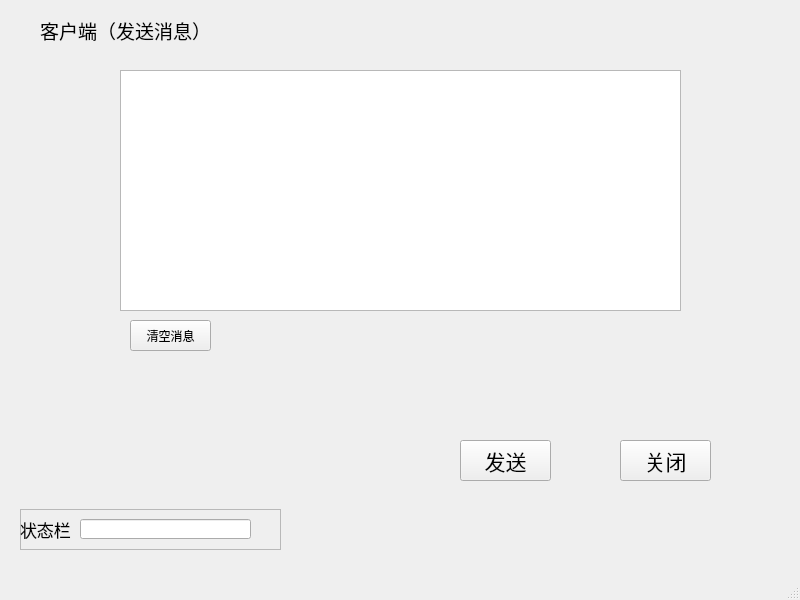
The window that Pyqt/UI/socket客户端.ui (Sirlanri/Python) describes before a commit, drawn with Qt 5.
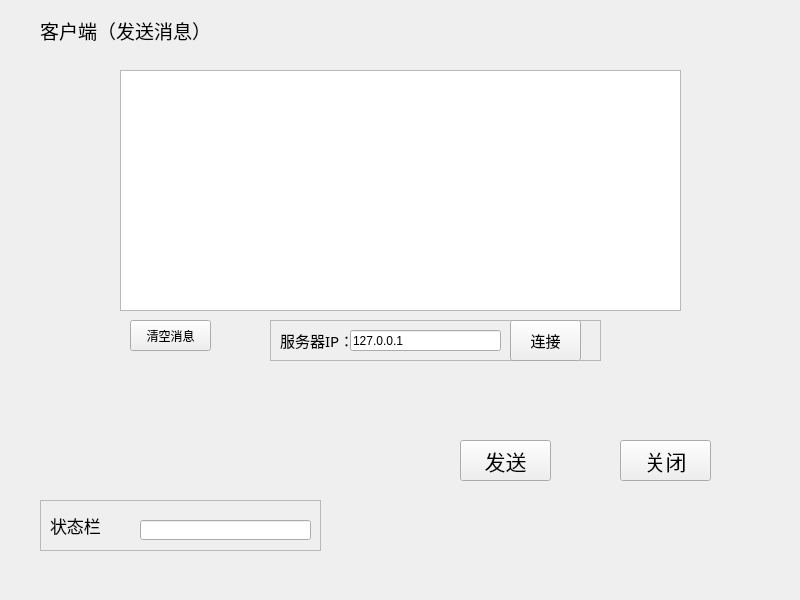
The same window after the commit.

Patch:
```diff
--- a/Pyqt/UI/socket客户端.ui
+++ b/Pyqt/UI/socket客户端.ui
@@ -19,7 +19,7 @@
      <rect>
       <x>40</x>
       <y>10</y>
-      <width>171</width>
+      <width>211</width>
       <height>41</height>
      </rect>
     </property>
@@ -99,10 +99,10 @@
    <widget class="QFrame" name="frame">
     <property name="geometry">
      <rect>
-      <x>20</x>
-      <y>509</y>
-      <width>261</width>
-      <height>41</height>
+      <x>40</x>
+      <y>500</y>
+      <width>281</width>
+      <height>51</height>
      </rect>
     </property>
     <property name="frameShape">
@@ -114,10 +114,10 @@
     <widget class="QLabel" name="label_2">
      <property name="geometry">
       <rect>
-       <x>0</x>
+       <x>10</x>
        <y>10</y>
-       <width>71</width>
-       <height>21</height>
+       <width>81</width>
+       <height>31</height>
       </rect>
      </property>
      <property name="font">
@@ -133,14 +133,81 @@
     <widget class="QLineEdit" name="zhuangtai">
      <property name="geometry">
       <rect>
-       <x>60</x>
-       <y>10</y>
+       <x>100</x>
+       <y>20</y>
        <width>171</width>
        <height>20</height>
       </rect>
      </property>
     </widget>
    </widget>
+   <widget class="QFrame" name="frame_2">
+    <property name="geometry">
+     <rect>
+      <x>270</x>
+      <y>320</y>
+      <width>331</width>
+      <height>41</height>
+     </rect>
+    </property>
+    <property name="frameShape">
+     <enum>QFrame::StyledPanel</enum>
+    </property>
+    <property name="frameShadow">
+     <enum>QFrame::Raised</enum>
+    </property>
+    <widget class="QLabel" name="label_3">
+     <property name="geometry">
+      <rect>
+       <x>10</x>
+       <y>10</y>
+       <width>81</width>
+       <height>21</height>
+      </rect>
+     </property>
+     <property name="font">
+      <font>
+       <family>等线 Light</family>
+       <pointsize>11</pointsize>
+      </font>
+     </property>
+     <property name="text">
+      <string>服务器IP：</string>
+     </property>
+    </widget>
+    <widget class="QLineEdit" name="lineEdit">
+     <property name="geometry">
+      <rect>
+       <x>80</x>
+       <y>10</y>
+       <width>151</width>
+       <height>21</height>
+      </rect>
+     </property>
+     <property name="text">
+      <string>127.0.0.1</string>
+     </property>
+    </widget>
+    <widget class="QPushButton" name="pushButton">
+     <property name="geometry">
+      <rect>
+       <x>240</x>
+       <y>0</y>
+       <width>71</width>
+       <height>41</height>
+      </rect>
+     </property>
+     <property name="font">
+      <font>
+       <family>等线 Light</family>
+       <pointsize>11</pointsize>
+      </font>
+     </property>
+     <property name="text">
+      <string>连接</string>
+     </property>
+    </widget>
+   </widget>
   </widget>
   <widget class="QMenuBar" name="menubar">
    <property name="geometry">
@@ -152,7 +219,6 @@
     </rect>
    </property>
   </widget>
-  <widget class="QStatusBar" name="statusbar"/>
  </widget>
  <resources/>
  <connections>
```
Left out of the diff: 2 changed lines with no effect on the pictures.
